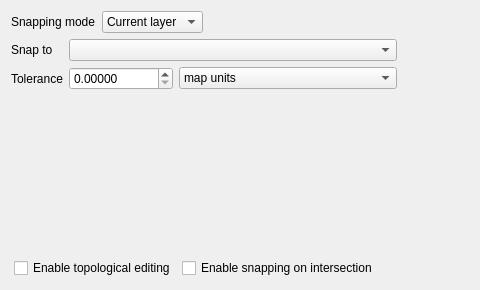
Qt form src/ui/qgssnappingdialogbase.ui (nextgis/nextgisqgis) before a commit; both pictures show x 0 to 480 and y 0 to 290 of the 798 by 290 pixel window.
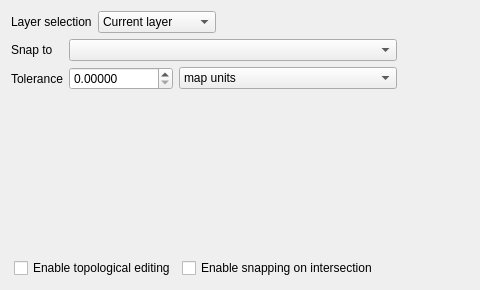
The same form after that commit.

What changed in the file:
```diff
--- a/src/ui/qgssnappingdialogbase.ui
+++ b/src/ui/qgssnappingdialogbase.ui
@@ -19,7 +19,7 @@
      <item>
       <widget class="QLabel" name="label">
        <property name="text">
-        <string>Snapping mode</string>
+        <string>Layer selection</string>
        </property>
       </widget>
      </item>
@@ -38,7 +38,7 @@
        </item>
        <item>
         <property name="text">
-         <string>All layers</string>
+         <string>All visible layers</string>
         </property>
        </item>
        <item>
```
